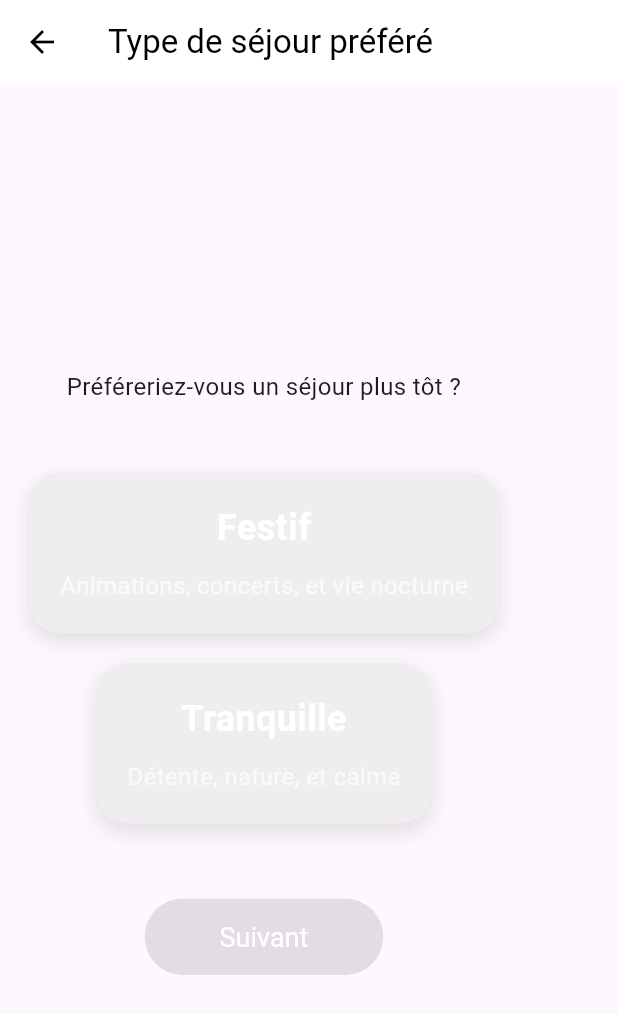
After one commit to jeanJonathan/notebook_progress, a Flutter app: the PreferredStayTypeScreen screen opened directly, on a phone screen of 412 x 824 dp. The commit adds this screen. Shown: the top 1014 px of the screen. Run offline on Flutter 3.47's test engine with Material 3 defaults, Android fonts, the phone set to English and light mode, and no system bars; our stand-ins replace cloud_firestore, firebase_auth, firebase_core, firebase_storage, flutter_typeahead, google_sign_in and 5 more; missing offline and left inert: flutter_facebook_auth; accounts and stored records are empty.

Commit message:
implementation des ecrans pour les preferences de l'utilisateur

```diff
--- /dev/null
+++ b/lib/preferred_staytype_screen.dart
@@ -0,0 +1,107 @@
+import 'package:flutter/material.dart';
+import 'package:firebase_auth/firebase_auth.dart';
+import 'package:cloud_firestore/cloud_firestore.dart';
+import 'package:notebook_progress/experience_level_screen.dart';
+
+class PreferredStayTypeScreen extends StatefulWidget {
+  @override
+  _PreferredStayTypeScreenState createState() => _PreferredStayTypeScreenState();
+}
+
+class _PreferredStayTypeScreenState extends State<PreferredStayTypeScreen> {
+  String? _selectedType;
+
+  @override
+  Widget build(BuildContext context) {
+    ThemeData theme = Theme.of(context);
+    return Scaffold(
+      appBar: AppBar(
+        title: Text("Type de séjour préféré"),
+        backgroundColor: Colors.white,
+        foregroundColor: Colors.black,
+      ),
+      body: Column(
+        mainAxisAlignment: MainAxisAlignment.center,
+        children: <Widget>[
+          Padding(
+            padding: const EdgeInsets.all(16.0),
+            child: Text(
+              "Préféreriez-vous un séjour plus tôt ?",
+              style: TextStyle(fontSize: 16),
+              textAlign: TextAlign.center,
+            ),
+          ),
+          SizedBox(height: 20),
+          _buildOptionCard('Festif', Colors.deepOrangeAccent[200]!, "Animations, concerts, et vie nocturne"),
+          _buildOptionCard('Tranquille', Colors.lightBlue[200]!, "Détente, nature, et calme"),
+          SizedBox(height: 40),
+          ElevatedButton(
+            onPressed: _selectedType == null ? null : _savePreferredType,
+            child: Text('Suivant',style: TextStyle(fontSize: 18, color: Colors.white),),
+            style: ElevatedButton.styleFrom(
+              backgroundColor: Color(0xFF64C8C8),
+              padding: EdgeInsets.symmetric(horizontal: 50, vertical: 15),
+              textStyle: TextStyle(fontSize: 18),
+              shape: RoundedRectangleBorder(borderRadius: BorderRadius.circular(30)),
+            ),
+          ),
+        ],
+      ),
+    );
+  }
+
+  Widget _buildOptionCard(String type, Color color, String description) {
+    return GestureDetector(
+      onTap: () => _selectType(type),
+      child: AnimatedContainer(
+        duration: Duration(milliseconds: 300),
+        curve: Curves.easeInOut,
+        padding: EdgeInsets.all(20),
+        margin: EdgeInsets.symmetric(horizontal: 20, vertical: 10),
+        decoration: BoxDecoration(
+          color: _selectedType == type ? color : Colors.grey[200],
+          borderRadius: BorderRadius.circular(20),
+          boxShadow: [
+            BoxShadow(
+              color: Colors.black.withOpacity(0.1),
+              spreadRadius: 1,
+              blurRadius: 10,
+              offset: Offset(0, 5), // changes position of shadow
+            ),
+          ],
+        ),
+        child: Column(
+          children: [
+            Text(type, style: TextStyle(fontSize: 24, fontWeight: FontWeight.bold, color: Colors.white)),
+            SizedBox(height: 10),
+            Text(description, style: TextStyle(fontSize: 16, color: Colors.white70)),
+          ],
+        ),
+      ),
+    );
+  }
+
+  void _selectType(String type) {
+    setState(() {
+      _selectedType = type;
+    });
+  }
+
+  void _savePreferredType() async {
+    User? user = FirebaseAuth.instance.currentUser;
+    if (user != null && _selectedType != null) {
+      await FirebaseFirestore.instance.collection('users').doc(user.uid).update({
+        'preferredStayType': _selectedType,
+      });
+      // Assuming ExperienceLevelScreen is already set up
+      Navigator.push(
+        context,
+        MaterialPageRoute(builder: (context) => ExperienceLevelScreen()),
+      );
+    } else {
+      ScaffoldMessenger.of(context).showSnackBar(
+          SnackBar(content: Text('Please log in to save your preferences.'))
+      );
+    }
+  }
+}
--- a/pubspec.yaml
+++ b/pubspec.yaml
@@ -101,7 +101,9 @@ flutter:
     - assets/icones/logo-apple.png
     - assets/inscription.jpg
     - assets/welcome_image.jpg
-
+    - assets/debutant.jpg
+    - assets/intermediaire.jpg
+    - assets/avance.jpg
   # The following line ensures that the Material Icons font is
   # included with your application, so that you can use the icons in
   # the material Icons class.
```
Also changed, not shown: lib/birthday_screen.dart (+9 -5 lines), lib/experience_level_screen.dart (added, +78 -0 lines).
